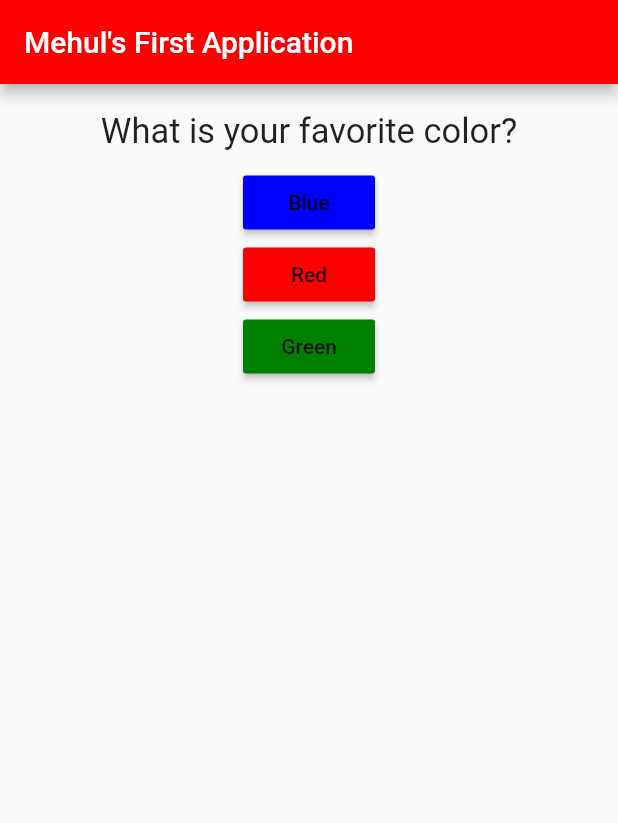
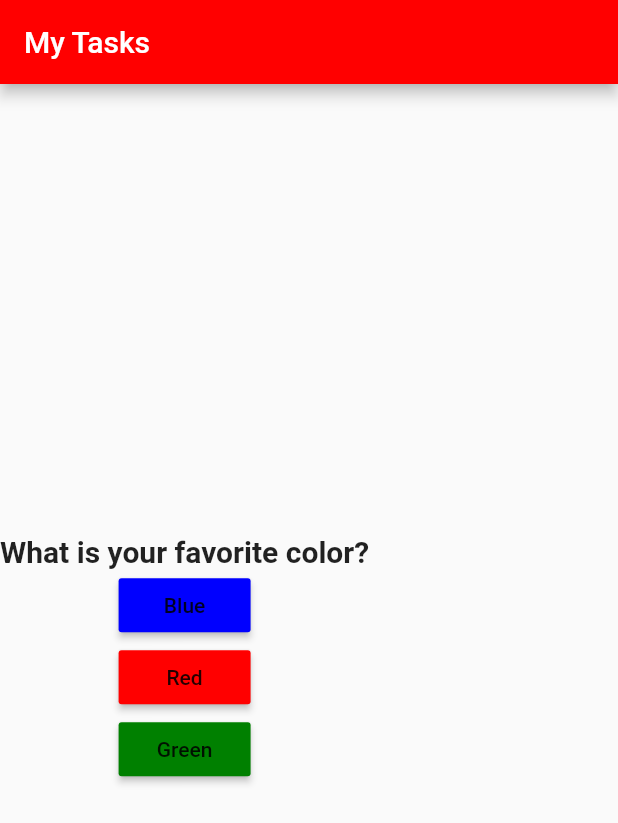
Before and after one commit to mehul-da/FlutterTaskManager, a Flutter app: the screen it shows after launch, on a phone screen of 412 x 824 dp. Shown: the top 823 px of the screen. Run offline on Flutter 3.47's test engine with Material 2 defaults, Android fonts, the phone set to English and light mode, and no system bars; Roboto replaces fonts that are missing (Arial).

Commit message:
Updated alignment and header title.

```diff
--- a/lib/main.dart
+++ b/lib/main.dart
@@ -1,5 +1,4 @@
 import 'package:flutter/material.dart';
-import './question.dart';
 
 void main() {
   runApp(MyApp());
@@ -37,12 +36,13 @@ class _MyAppState extends State<MyApp> {
     return MaterialApp(
       home: Scaffold(
         appBar: AppBar(
-          title: Text("Mehul's First Application"),
+          title: Text("My Tasks"),
           backgroundColor: Color(0xFFFF0000),
         ),
         body: Column(
+          mainAxisAlignment: MainAxisAlignment.center,
           children: [
-            Question(questions[_questionIndex]),
+            Text(questions[_questionIndex], style: TextStyle(fontSize: 20, fontWeight: FontWeight.bold)),
             RaisedButton(
               child: Text('Blue'),
               color: Color(0xFF0000FF),
--- a/lib/question.dart
+++ /dev/null
@@ -1,20 +0,0 @@
-import 'package:flutter/material.dart';
-
-class Question extends StatelessWidget {
-  final String question;
-
-  Question(this.question);
-
-  @override
-  Widget build(BuildContext context) {
-    return Container(
-      margin: EdgeInsets.only(top:18, bottom:10),
-      width: double.infinity,
-      child: Text(
-        question,
-        style: TextStyle(fontSize: 23, fontFamily: "Arial"),
-        textAlign: TextAlign.center,
-      ),
-    );
-  }
-}
```
